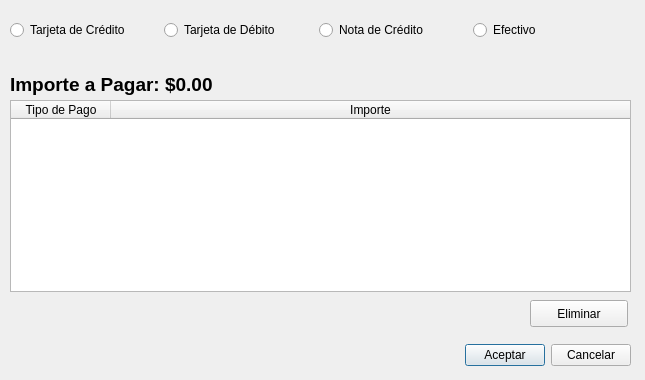
This is ventanas/vtnTiposCobro.ui in leaLuque/FarmaciaCrisol as Qt 5 draws it before an edit. The edited form follows.
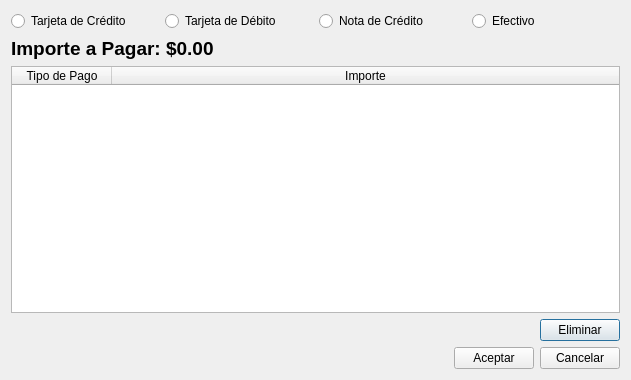
This is the edited form.

What changed in the file:
```diff
--- a/ventanas/vtnTiposCobro.ui
+++ b/ventanas/vtnTiposCobro.ui
@@ -6,57 +6,15 @@
    <rect>
     <x>0</x>
     <y>0</y>
-    <width>645</width>
+    <width>631</width>
     <height>380</height>
    </rect>
   </property>
   <property name="windowTitle">
    <string>Dialog</string>
   </property>
-  <widget class="QTableWidget" name="tablePagos">
-   <property name="geometry">
-    <rect>
-     <x>10</x>
-     <y>100</y>
-     <width>621</width>
-     <height>192</height>
-    </rect>
-   </property>
-   <property name="selectionMode">
-    <enum>QAbstractItemView::SingleSelection</enum>
-   </property>
-   <property name="selectionBehavior">
-    <enum>QAbstractItemView::SelectRows</enum>
-   </property>
-   <attribute name="horizontalHeaderStretchLastSection">
-    <bool>true</bool>
-   </attribute>
-   <attribute name="verticalHeaderShowSortIndicator" stdset="0">
-    <bool>false</bool>
-   </attribute>
-   <attribute name="verticalHeaderStretchLastSection">
-    <bool>false</bool>
-   </attribute>
-   <column>
-    <property name="text">
-     <string>Tipo de Pago</string>
-    </property>
-   </column>
-   <column>
-    <property name="text">
-     <string>Importe</string>
-    </property>
-   </column>
-  </widget>
-  <widget class="QWidget" name="horizontalLayoutWidget">
-   <property name="geometry">
-    <rect>
-     <x>10</x>
-     <y>10</y>
-     <width>611</width>
-     <height>41</height>
-    </rect>
-   </property>
+  <layout class="QVBoxLayout" name="verticalLayout">
+   <item>
    <layout class="QHBoxLayout" name="horizontalLayout">
     <item>
      <widget class="QRadioButton" name="rbtnTC">
@@ -99,16 +57,8 @@
      </widget>
     </item>
    </layout>
-  </widget>
-  <widget class="QWidget" name="horizontalLayoutWidget_3">
-   <property name="geometry">
-    <rect>
-     <x>10</x>
-     <y>69</y>
-     <width>621</width>
-     <height>31</height>
-    </rect>
-   </property>
+   </item>
+   <item>
    <layout class="QHBoxLayout" name="horizontalLayout_3">
     <item>
      <widget class="QLabel" name="lblImporte">
@@ -125,16 +75,61 @@
      </widget>
     </item>
    </layout>
-  </widget>
-  <widget class="QWidget" name="horizontalLayoutWidget_4">
-   <property name="geometry">
-    <rect>
-     <x>10</x>
-     <y>340</y>
-     <width>621</width>
-     <height>31</height>
-    </rect>
-   </property>
+   </item>
+   <item>
+    <widget class="QTableWidget" name="tablePagos">
+     <property name="selectionMode">
+      <enum>QAbstractItemView::SingleSelection</enum>
+     </property>
+     <property name="selectionBehavior">
+      <enum>QAbstractItemView::SelectRows</enum>
+     </property>
+     <attribute name="horizontalHeaderStretchLastSection">
+      <bool>true</bool>
+     </attribute>
+     <attribute name="verticalHeaderShowSortIndicator" stdset="0">
+      <bool>false</bool>
+     </attribute>
+     <attribute name="verticalHeaderStretchLastSection">
+      <bool>false</bool>
+     </attribute>
+     <column>
+      <property name="text">
+       <string>Tipo de Pago</string>
+      </property>
+     </column>
+     <column>
+      <property name="text">
+       <string>Importe</string>
+      </property>
+     </column>
+    </widget>
+   </item>
+   <item>
+    <layout class="QHBoxLayout" name="horizontalLayout_2">
+     <item>
+      <spacer name="horizontalSpacer">
+       <property name="orientation">
+        <enum>Qt::Horizontal</enum>
+       </property>
+       <property name="sizeHint" stdset="0">
+        <size>
+         <width>40</width>
+         <height>20</height>
+        </size>
+       </property>
+      </spacer>
+     </item>
+     <item>
+      <widget class="QPushButton" name="btnEliminar">
+       <property name="text">
+        <string>Eliminar</string>
+       </property>
+      </widget>
+     </item>
+    </layout>
+   </item>
+   <item>
    <layout class="QHBoxLayout" name="horizontalLayout_4">
     <item>
      <spacer name="horizontalSpacer_2">
@@ -164,20 +159,8 @@
      </widget>
     </item>
    </layout>
-  </widget>
-  <widget class="QPushButton" name="btnEliminar">
-   <property name="geometry">
-    <rect>
-     <x>530</x>
-     <y>300</y>
-     <width>98</width>
-     <height>27</height>
-    </rect>
-   </property>
-   <property name="text">
-    <string>Eliminar</string>
-   </property>
-  </widget>
+   </item>
+  </layout>
  </widget>
  <resources/>
  <connections/>
```
Lines whose indentation alone changed are shown as unchanged.
